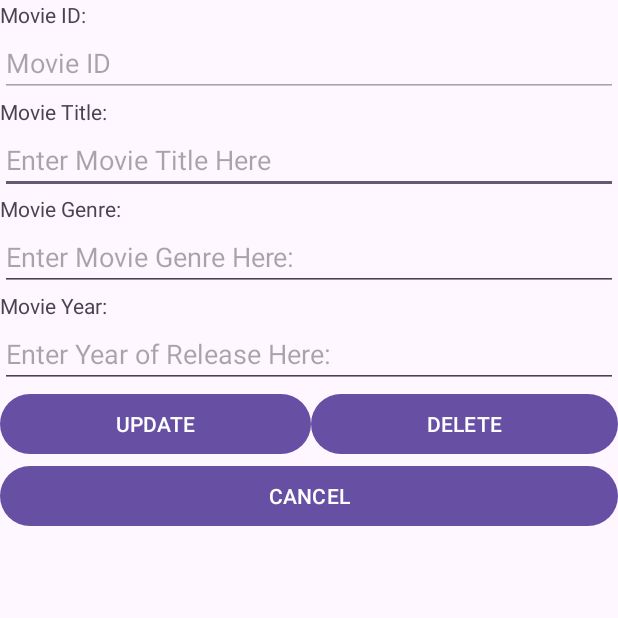
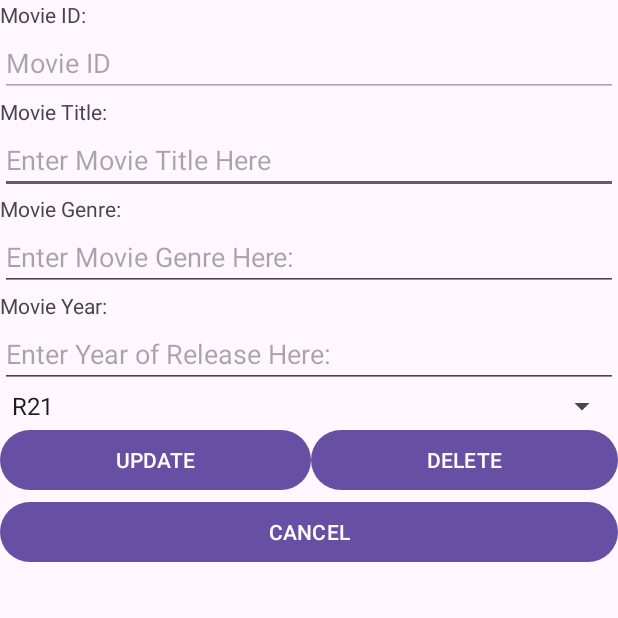
Before and after one commit to Vanessa-Young03/L11_PS, an Android app: the Update_Delete screen opened directly, with no data from a screen before it, on a phone screen of 412 x 824 dp, the top half of it. Run offline under Robolectric (Android 15) with nearby library versions, the phone set to English and light mode, and no system bars; 5 statements that could not run were skipped.

Commit message:
Finish L11_PS

```diff
--- a/app/src/main/java/sg/edu/rp/c346/id22038532/l11_ps/ShowListActivity.java
+++ b/app/src/main/java/sg/edu/rp/c346/id22038532/l11_ps/ShowListActivity.java
@@ -17,6 +17,7 @@ public class ShowListActivity extends AppCompatActivity {
     Button btnBack;
     ArrayAdapter<Movies> aaMovies;
     ArrayList<Movies> alMovies;
+    Movies data;
 
     @Override
     protected void onCreate(Bundle savedInstanceState) {
--- a/app/src/main/java/sg/edu/rp/c346/id22038532/l11_ps/Update_Delete.java
+++ b/app/src/main/java/sg/edu/rp/c346/id22038532/l11_ps/Update_Delete.java
@@ -2,13 +2,95 @@ package sg.edu.rp.c346.id22038532.l11_ps;
 
 import androidx.appcompat.app.AppCompatActivity;
 
+import android.content.Intent;
 import android.os.Bundle;
+import android.view.View;
+import android.widget.AdapterView;
+import android.widget.Button;
+import android.widget.EditText;
+import android.widget.Spinner;
 
 public class Update_Delete extends AppCompatActivity {
+
+    Button btnUpdate , btnDelete, btnCancel;
+    EditText ID, Title, Genre,Year;
+
+    Spinner spinnerRating;
+    Movies data;
+
+    String ratings = "";
 
     @Override
     protected void onCreate(Bundle savedInstanceState) {
         super.onCreate(savedInstanceState);
         setContentView(R.layout.activity_update_delete);
+        ID = findViewById(R.id.editTextTextID);
+        Title = findViewById(R.id.editTextMovieTitleUpdate);
+        Genre = findViewById(R.id.editTextGenreUpdate);
+        Year = findViewById(R.id.editTextYearUpdate);
+        btnUpdate = findViewById(R.id.buttonUpdate);
+        btnDelete = findViewById(R.id.buttonDelete);
+        btnCancel = findViewById(R.id.buttonCancel);
+        spinnerRating = findViewById(R.id.spinnerRatingUpdate);
+
+        DBHelper dbh = new DBHelper(Update_Delete.this);
+
+        Intent intent = getIntent();
+        data = (Movies) intent.getSerializableExtra("data");
+
+        ID.setText(String.valueOf(data.getId()));
+        Title.setText(String.valueOf(data.getTitle()));
+        Genre.setText(String.valueOf(data.getGenre()));
+        Year.setText(String.valueOf(data.getYears()));
+
+        switch (data.getRating()) {
+            case "G":
+                spinnerRating.setSelection(0);
+                break;
+            case "PG":
+                spinnerRating.setSelection(1);
+                break;
+            case "PG13":
+                spinnerRating.setSelection(2);
+                break;
+            case "NC16":
+                spinnerRating.setSelection(3);
+                break;
+            case "M18":
+                spinnerRating.setSelection(4);
+                break;
+            default:
+                spinnerRating.setSelection(5);
+                break;
+        }
+
+        btnUpdate.setOnClickListener(new View.OnClickListener() {
+            @Override
+            public void onClick(View view) {
+                data.setTitle(Title.getText().toString());
+                data.setGenre(Genre.getText().toString());
+                data.setYears(Integer.parseInt(Year.getText().toString()));
+                data.setRating(spinnerRating.getSelectedItem().toString());
+                dbh.updateMovie(data);
+                dbh.close();
+                finish();
+            }});
+
+
+        btnDelete.setOnClickListener(new View.OnClickListener() {
+            @Override
+            public void onClick(View view) {
+                dbh.deleteMovie(data.getId());
+                finish();
+            }
+        });
+
+        btnCancel.setOnClickListener(new View.OnClickListener() {
+            @Override
+            public void onClick(View view) {
+                finish();
+            }
+        });
+
     }
-}
+};
--- a/app/src/main/res/layout/activity_update_delete.xml
+++ b/app/src/main/res/layout/activity_update_delete.xml
@@ -29,7 +29,7 @@
         android:text="Movie Title:" />
 
     <EditText
-        android:id="@+id/editTextTextSongTitle"
+        android:id="@+id/editTextMovieTitleUpdate"
         android:layout_width="match_parent"
         android:layout_height="wrap_content"
         android:ems="10"
@@ -43,7 +43,7 @@
         android:text="Movie Genre:" />
 
     <EditText
-        android:id="@+id/editTextTextSingers"
+        android:id="@+id/editTextGenreUpdate"
         android:layout_width="match_parent"
         android:layout_height="wrap_content"
         android:ems="10"
@@ -57,12 +57,18 @@
         android:text="Movie Year:" />
 
     <EditText
-        android:id="@+id/editTextTextYear"
+        android:id="@+id/editTextYearUpdate"
         android:layout_width="match_parent"
         android:layout_height="wrap_content"
         android:ems="10"
         android:hint="Enter Year of Release Here:"
         android:inputType="text" />
+
+    <Spinner
+        android:id="@+id/spinnerRatingUpdate"
+        android:layout_width="match_parent"
+        android:layout_height="wrap_content"
+        android:entries="@array/spinnerItems" />
 
     <LinearLayout
         android:layout_width="match_parent"
```
